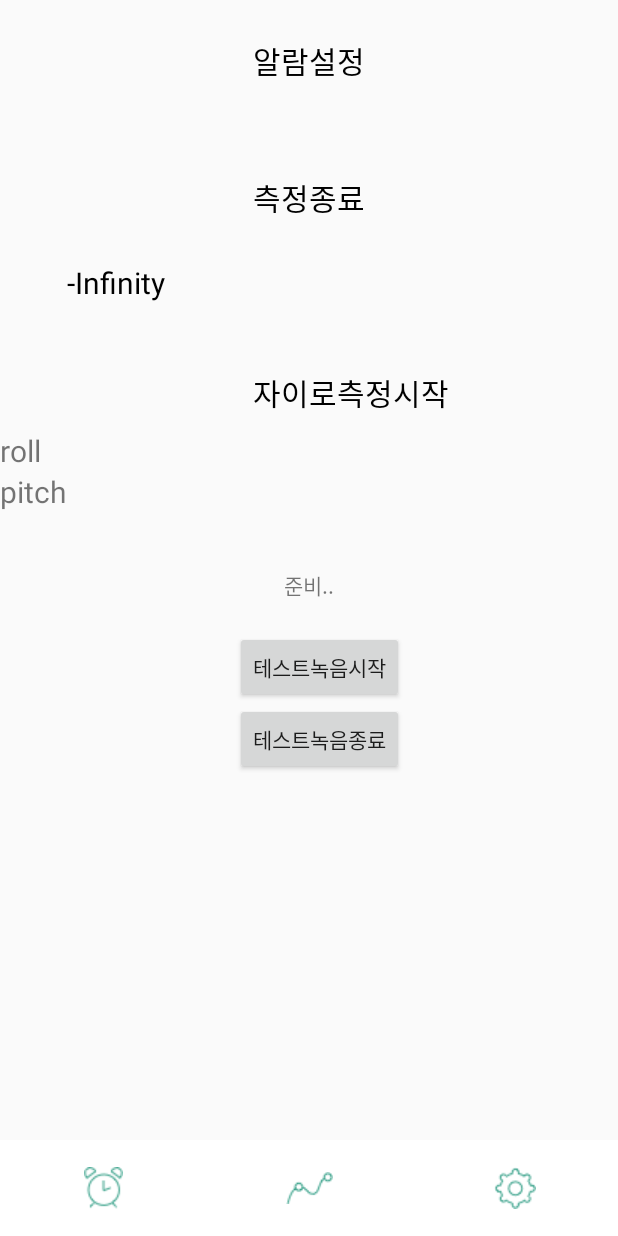
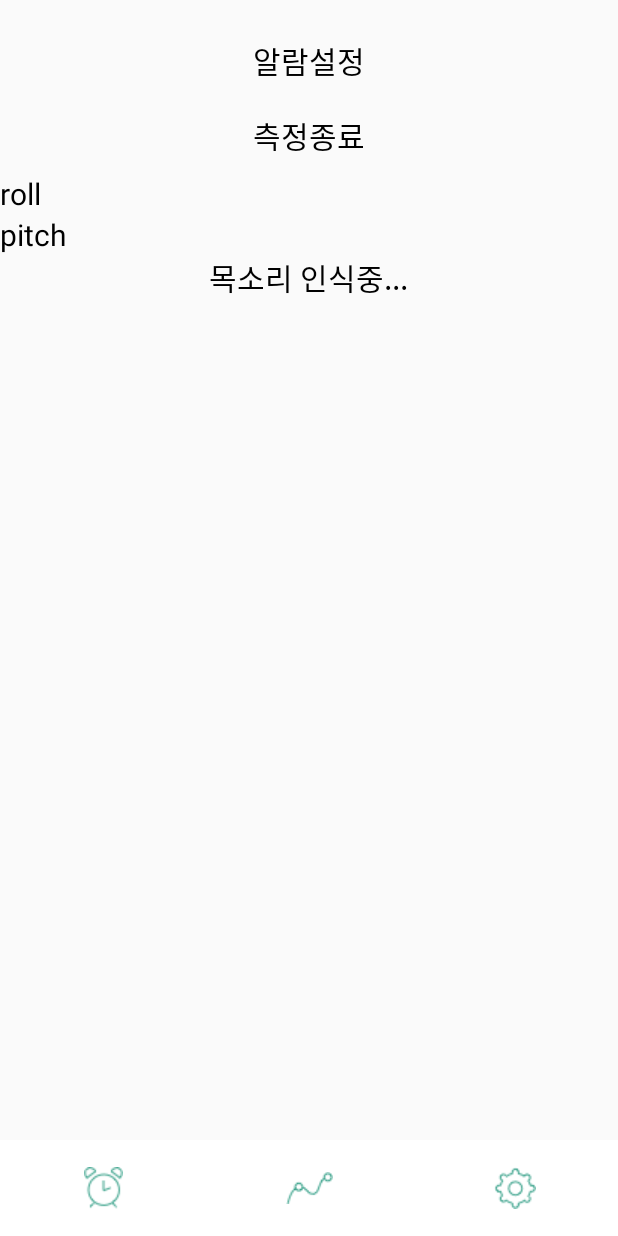
Before and after one commit to leedaegun/Project_DD, an Android app: the First_AlarmFragment screen opened directly, with no data from a screen before it, after a tap on "측정시작", on a phone screen of 412 x 824 dp. Run offline under Robolectric (Android 15) with nearby library versions, the phone set to English and light mode, and no system bars.

Commit message:
자이로 녹음 버튼하나로 수정 감도 낮춤, 하지만 재생이 안됨 수정필요

```diff
--- a/app/src/main/java/com/example/lg/deepdreamer/AutoVoiceReconizer.java
+++ b/app/src/main/java/com/example/lg/deepdreamer/AutoVoiceReconizer.java
@@ -46,7 +46,7 @@ public class AutoVoiceReconizer {
 
     int frequency = 11025;
     int outfrequency = frequency*CUSTOM_FREQ_SOAP;
-    int channelConfiguration = AudioFormat.CHANNEL_CONFIGURATION_MONO;
+    int channelConfiguration = AudioFormat.CHANNEL_IN_MONO;
     int audioEncoding = AudioFormat.ENCODING_PCM_16BIT;
     private int bufferReadResult;
 
@@ -83,7 +83,7 @@ public class AutoVoiceReconizer {
                         + "/sdcard/DeepDreamer/");
         path.mkdirs();
         try {
-            recordingFile = File.createTempFile("recording", ".mp3", path);//""+tmp_year + "/" + tmp_month+ "/" + tmp_date + "/"+tmp_hour+":" + tmp_mintue+
+            recordingFile = File.createTempFile("recording", ".mp4", path);//""+tmp_year + "/" + tmp_month+ "/" + tmp_date + "/"+tmp_hour+":" + tmp_mintue+
 
         } catch (IOException e) {
             throw new RuntimeException("Couldn't create file on SD card", e);
@@ -130,12 +130,12 @@ public class AutoVoiceReconizer {
         Message msg1 = handler.obtainMessage(FILE_PATH,String.valueOf(recordingFile));
         handler.sendMessage( msg1 );
 
-        Message msg = handler.obtainMessage( VOICE_PLAYING );
-        handler.sendMessage( msg );
+        //Message msg = handler.obtainMessage( VOICE_PLAYING );
+        //handler.sendMessage( msg );
 
 
-        playTask = new PlayAudio();
-        playTask.execute();
+        //playTask = new PlayAudio();
+        //playTask.execute();
 
     }
 
@@ -166,6 +166,13 @@ public class AutoVoiceReconizer {
                 AudioTrack audioTrack = new AudioTrack(
                         AudioManager.STREAM_MUSIC,  outfrequency ,//1.5곱한거 뺌
                         channelConfiguration, audioEncoding, bufferSize,
+                        AudioTrack.MODE_STREAM);
+                /* 대체 함수
+                AudioTrack audioTrack = new AudioTrack(new AudioAttributes
+                        .Builder().setUsage()
+                        .setContentType()
+                        .build(),
+                        audioEncoding, bufferSize,
                         AudioTrack.MODE_STREAM);
                 ///////////////////// 약간 목소리가 변형되어 나옴.. * 1.5 를 빼면 원본 목소리가 나옴 /////
 				/*
@@ -237,7 +244,7 @@ public class AutoVoiceReconizer {
                     // 2000이 넘는 상태에서 cnt 를 증가시켜 10회 이상 지속되면 목소리가 나는 것으로 간주함
                     // voiceReconize 가 활성화 되면 시작 포인트
                     if( voiceReconize == false ){
-                        if( level > 1000 ){
+                        if( level > 100 ){
                             if( cnt == 0 )
                                 startingIndex = recData.size();
                             cnt++;
@@ -260,11 +267,11 @@ public class AutoVoiceReconizer {
                     if( voiceReconize == true ){
                         // 목소리가 끝나고 500이하로 떨어진 상태가 40이상 지속된 경우
                         // 더이상 말하지 않는것으로 간주.. 레벨 체킹 끝냄
-                        if( level < 500 ){
+                        if( level < 50 ){
                             cnt++;
                         }
                         // 도중에 다시 소리가 커지는 경우 잠시 쉬었다가 계속 말하는 경우이므로 cnt 값은 0
-                        if( level > 1000 ){//1000으로 변경 08.05
+                        if( level > 100 ){//1000으로 변경 08.05
                             cnt = 0;
                         }
                         // endIndex 를 저장하고 레벨체킹을 끝냄
--- a/app/src/main/java/com/example/lg/deepdreamer/First_AlarmFragment.java
+++ b/app/src/main/java/com/example/lg/deepdreamer/First_AlarmFragment.java
@@ -11,7 +11,6 @@ import android.hardware.SensorManager;
 import android.media.MediaRecorder;
 import android.os.AsyncTask;
 import android.os.Bundle;
-import android.os.Environment;
 import android.os.Handler;
 import android.os.Message;
 import android.support.v4.app.Fragment;
@@ -33,26 +32,25 @@ import java.io.InputStream;
 import java.net.HttpURLConnection;
 import java.net.MalformedURLException;
 import java.net.URL;
-import java.util.Calendar;
-import java.util.Timer;
-import java.util.TimerTask;
 
 
 /**
  * A simple {@link Fragment} subclass.
  */
 public class First_AlarmFragment extends Fragment {
-    private TextView tv_roll, tv_pitch,test;
-    private Button bt_to_Alarm_Setting, bt_start, bt_Gyro;
+    private TextView tv_roll, tv_pitch;
+    private Button bt_to_Alarm_Setting, bt_start;
 
     //MediaPlayer mPlayer = null;
     //녹음을 위한 변수
     MediaRecorder mRecorder = null;
-    private String mPath,tmpPath = null;
+    //private String mPath,tmpPath = null;
     boolean isRecording = false;
-    Calendar mCalendar;
-    //파일 저장 인덱스 -> 저장날짜
-    private  int tmp_year,tmp_month,tmp_date,tmp_hour,tmp_mintue;
+
+    private AutoVoiceReconizer autoVoiceRecorder;//녹음 클래스 선언
+    private TextView statusTextView;
+
+    //파일 저장 인덱스 -> 저장날짜 private  int tmp_year,tmp_month,tmp_date,tmp_hour,tmp_mintue;
 
     //Using the Accelometer & Gyroscoper 자이로센서 변수
 
@@ -75,16 +73,10 @@ public class First_AlarmFragment extends Fragment {
     private double RAD2DGR = 180 / Math.PI;
     private static final float NS2S = 1.0f/1000000000.0f;
 
-    private boolean running=false;
 
     //서비스 변수
-    private AlarmService mAlamService;
-    //녹음 테스트 변수
-    private Button btnStart;
-    private Button btnStop;
-    private AutoVoiceReconizer autoVoiceRecorder;
+    //private AlarmService mAlamService;
 
-    private TextView statusTextView;
 
     public First_AlarmFragment() {
         // Required empty public constructor
@@ -121,7 +113,8 @@ public class First_AlarmFragment extends Fragment {
 
         tv_roll = layout.findViewById(R.id.tv_roll);
         tv_pitch = layout.findViewById(R.id.tv_pitch);
-        test = layout.findViewById(R.id.test);
+
+
         //알람설정버튼
         bt_to_Alarm_Setting = layout.findViewById(R.id.bt_to_Alarm_Setting);
         bt_to_Alarm_Setting.setOnClickListener(new View.OnClickListener() {
@@ -132,6 +125,18 @@ public class First_AlarmFragment extends Fragment {
 
             }
         });
+
+        //녹음 초기화
+        autoVoiceRecorder = new AutoVoiceReconizer( handler );
+        statusTextView = layout.findViewById( R.id.text_view_status );
+        statusTextView.setText("준비..");
+
+        //자이로 센서 초기화 Using the Gyroscope & Accelometer
+        mSensorManager = (SensorManager) getActivity().getSystemService(Context.SENSOR_SERVICE);
+        //Using the Accelometer
+        mGgyroSensor = mSensorManager.getDefaultSensor(Sensor.TYPE_GYROSCOPE);
+        mGyroLis = new GyroscopeListener();
+
         //측정시작버튼
         bt_start = layout.findViewById(R.id.bt_start);
         bt_start.setOnClickListener(new View.OnClickListener() {
@@ -140,10 +145,11 @@ public class First_AlarmFragment extends Fragment {
                 /* 실행 중일 때 -> 중지 */
                 if (isRecording) {
 
-                    mRecorder.stop();
-
-                    fileTransport ft = new fileTransport(); //녹음 종료와 동시에 서버로 파일전송
-                    ft.execute(tmpPath);
+                    //mRecorder.stop();
+                    autoVoiceRecorder.stopLevelCheck();//녹음 종료
+                    mSensorManager.unregisterListener(mGyroLis);//자이로 측정종료
+                    //fileTransport ft = new fileTransport(); //녹음 종료와 동시에 서버로 파일전송
+                    //ft.execute(tmpPath);
 
                     isRecording = false;
                     bt_start.setText("측정시작");
@@ -154,8 +160,10 @@ public class First_AlarmFragment extends Fragment {
                 /* 실행 중이지 않을 때 -> 실행 */
                 else {
 
-                    initAudioRecorder();
-                    mRecorder.start();
+                    //initAudioRecorder();
+                    //mRecorder.start();
+                    autoVoiceRecorder.startLevelCheck();//녹음 측정시작
+                    mSensorManager.registerListener(mGyroLis, mGgyroSensor, SensorManager.SENSOR_DELAY_UI);//자이로측정시작
 
 
                     isRecording = true;
@@ -165,63 +173,6 @@ public class First_AlarmFragment extends Fragment {
                 }
             }
         });
-        //Using the Gyroscope & Accelometer
-        mSensorManager = (SensorManager) getActivity().getSystemService(Context.SENSOR_SERVICE);
-
-        //Using the Accelometer
-        mGgyroSensor = mSensorManager.getDefaultSensor(Sensor.TYPE_GYROSCOPE);
-        mGyroLis = new GyroscopeListener();
-
-        //Touch Listener for Accelometer
-        bt_Gyro = layout.findViewById(R.id.bt_Gyro);
-        bt_Gyro.setOnClickListener(new View.OnClickListener() {
-            @Override
-            public void onClick(View v) {
-
-                /* 실행 중이지 않을 때 -> 실행 */
-                if(!running){
-
-                    running = true;
-                    bt_Gyro.setText("자이로측정종료");
-                    Toast.makeText(getActivity(), "측정을 시작합니다.", Toast.LENGTH_SHORT).show();
-                    mSensorManager.registerListener(mGyroLis, mGgyroSensor, SensorManager.SENSOR_DELAY_UI);
-
-
-                }
-
-                /* 실행 중일 때 -> 중지 */
-                else
-                {
-                    running = false;
-                    bt_Gyro.setText("자이로측정시작");
-                    Toast.makeText(getActivity(), "측정을 종료합니다.", Toast.LENGTH_SHORT).show();
-                    mSensorManager.unregisterListener(mGyroLis);
-
-                }
-            }
-        });
-        autoVoiceRecorder = new AutoVoiceReconizer( handler );
-        statusTextView = layout.findViewById( R.id.text_view_status );
-        btnStart = layout.findViewById( R.id.btn_start );
-        btnStop = layout.findViewById( R.id.btn_stop );
-        statusTextView.setText("준비..");
-
-        btnStart.setOnClickListener(new View.OnClickListener() {
-            @Override
-            public void onClick(View v) {
-                autoVoiceRecorder.startLevelCheck();
-            }
-        });
-
-        btnStop.setOnClickListener( new View.OnClickListener(){
-            @Override
-            public void onClick(View v) {
-
-                autoVoiceRecorder.stopLevelCheck();
-
-            }
-        });
-
 
 
 
@@ -236,23 +187,23 @@ public class First_AlarmFragment extends Fragment {
                     statusTextView.setText("준비...");
                     break;
                 case AutoVoiceReconizer.VOICE_RECONIZING:
-                    statusTextView.setTextColor( Color.YELLOW );
+                    statusTextView.setTextColor( Color.BLACK );
                     statusTextView.setText("목소리 인식중...");
                     break;
                 case AutoVoiceReconizer.VOICE_RECONIZED :
-                    statusTextView.setTextColor( Color.GREEN );
+                    statusTextView.setTextColor( Color.BLACK );
                     statusTextView.setText("목소리 감지... 녹음중...");
                     break;
                 case AutoVoiceReconizer.VOICE_RECORDING_FINSHED:
-                    statusTextView.setTextColor( Color.YELLOW );
+                    statusTextView.setTextColor( Color.BLACK );
                     statusTextView.setText("목소리 녹음 완료 재생 버튼을 누르세요...");
                     break;
-
+/*
                 case AutoVoiceReconizer.VOICE_PLAYING:
                     statusTextView.setTextColor( Color.WHITE );
                     statusTextView.setText("플레이중...");
                     break;
-
+*/
                 case AutoVoiceReconizer.FILE_PATH:
                     statusTextView.setTextColor( Color.BLACK );
                     statusTextView.setText("서버전송중...");
@@ -263,7 +214,7 @@ public class First_AlarmFragment extends Fragment {
             }
         }
     };
-
+/*
     void initAudioRecorder() {
         if (mRecorder != null) { // recorder에 뭐가 들어있으면 초기화해줌
             mRecorder.stop();
@@ -302,7 +253,7 @@ public class First_AlarmFragment extends Fragment {
             e.printStackTrace();
         }
     }
-
+*/
     @Override
     public void onResume() {
         super.onResume();/*
@@ -333,11 +284,11 @@ public class First_AlarmFragment extends Fragment {
     @Override
     public void onStop() {
         super.onStop();
-
+/*
         if (mRecorder != null) {
             mRecorder.release();
             mRecorder = null;
-        }
+        }*/
         mSensorManager.unregisterListener(mGyroLis);
 
     }
@@ -349,7 +300,7 @@ public class First_AlarmFragment extends Fragment {
 
 
 
-
+/*
     private class RecorderTask extends TimerTask {
 
         private MediaRecorder mRecorder;
@@ -369,7 +320,7 @@ public class First_AlarmFragment extends Fragment {
            });
        }
 
-    }
+    }*/
 
     private class GyroscopeListener implements SensorEventListener {
 
--- a/app/src/main/res/layout/fragment_first__alarm.xml
+++ b/app/src/main/res/layout/fragment_first__alarm.xml
@@ -29,7 +29,6 @@
         android:textSize="20dp"
         android:onClick="onStart"
         android:text="측정시작"
-        android:layout_marginTop="41dp"
         android:layout_below="@+id/bt_to_Alarm_Setting"
         android:layout_centerHorizontal="true" />
     <TextView
@@ -38,7 +37,9 @@
         android:layout_height="wrap_content"
         android:textSize="20dp"
         android:text="roll"
-        android:layout_below="@+id/bt_Gyro"
+        android:textColor="#000000"
+        android:layout_below="@id/bt_start"
+        android:layout_centerVertical="true"
         android:layout_alignParentStart="true" />
     <TextView
         android:id="@+id/tv_pitch"
@@ -46,55 +47,17 @@
         android:layout_height="wrap_content"
         android:textSize="20dp"
         android:text="pitch"
-        android:layout_below="@+id/tv_roll"
-        android:layout_alignParentStart="true" />
-    <Button
-        android:id="@+id/bt_Gyro"
-        style="@style/Widget.AppCompat.Button.Borderless"
-        android:layout_width="wrap_content"
-        android:layout_height="wrap_content"
         android:textColor="#000000"
-        android:textSize="20dp"
-        android:onClick="onStart"
-        android:text="자이로측정시작"
-        android:layout_marginTop="12dp"
-        android:layout_below="@+id/test"
-        android:layout_alignStart="@+id/bt_to_Alarm_Setting" />
+        android:layout_below="@id/tv_roll"/>
 
-    <TextView
-        android:id="@+id/test"
-        android:layout_width="300dp"
-        android:layout_height="50dp"
-        android:text="소리크기"
-        android:textSize="20dp"
-        android:textColor="#000000"
-        android:layout_marginTop="18dp"
-        android:layout_below="@+id/bt_start"
-        android:layout_toEndOf="@+id/tv_pitch" />
-
-    <Button
-        android:id="@+id/btn_start"
-        android:layout_width="wrap_content"
-        android:layout_height="wrap_content"
-        android:layout_alignStart="@+id/bt_Gyro"
-        android:layout_below="@+id/tv_pitch"
-        android:layout_marginTop="79dp"
-        android:text="테스트녹음시작" />
-
-    <Button
-        android:id="@+id/btn_stop"
-        android:layout_width="wrap_content"
-        android:layout_height="wrap_content"
-        android:layout_alignStart="@+id/btn_start"
-        android:layout_below="@+id/btn_start"
-        android:text="테스트녹음종료" />
 
     <TextView
         android:id="@+id/text_view_status"
         android:layout_width="wrap_content"
         android:layout_height="wrap_content"
+        android:textSize="20dp"
+        android:textColor="#000000"
+        android:text="TextView"
         android:layout_below="@+id/tv_pitch"
-        android:layout_centerHorizontal="true"
-        android:layout_marginTop="38dp"
-        android:text="TextView" />
+        android:layout_centerHorizontal="true"/>
 </RelativeLayout>
```
